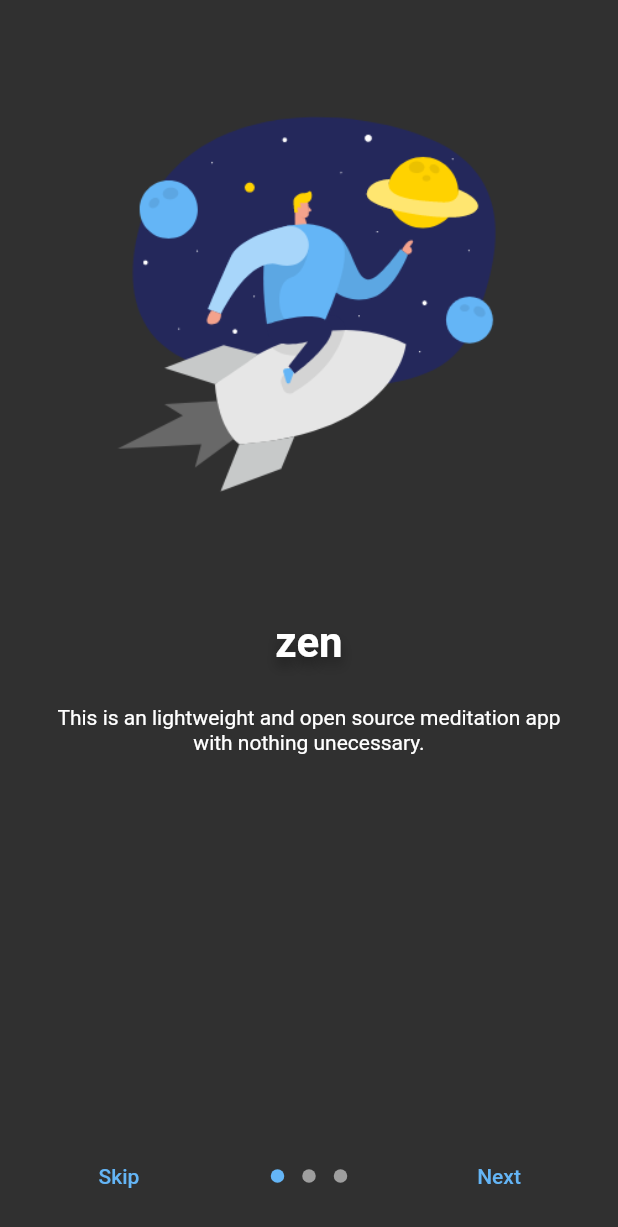
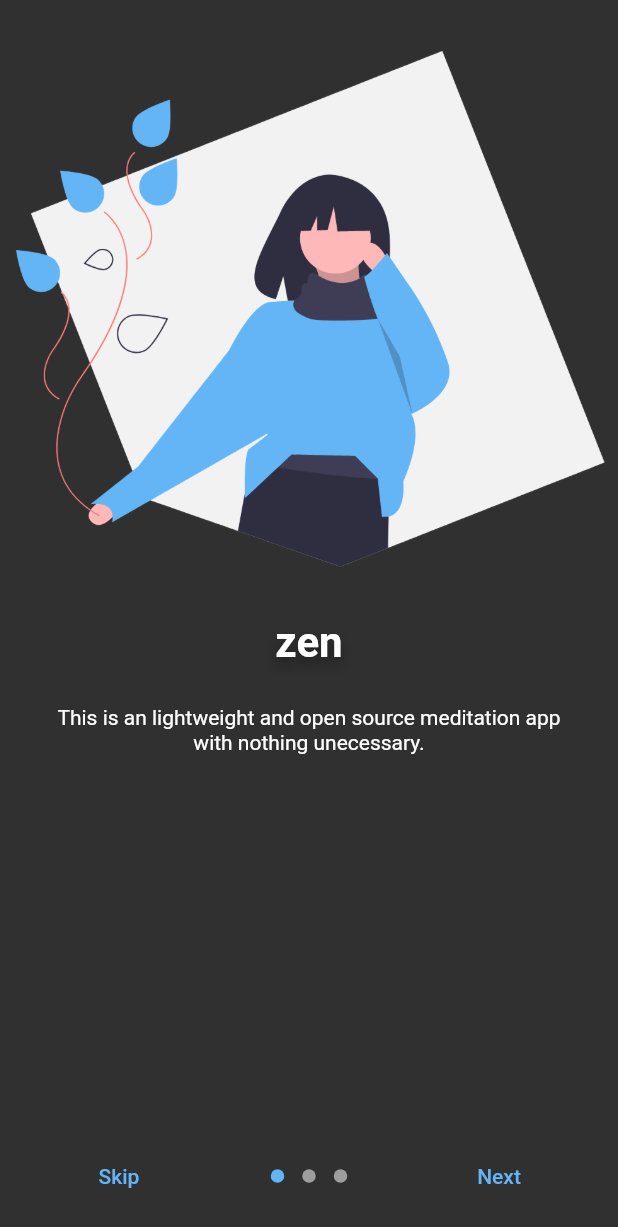
Before and after one commit to Steellow/zen, a Flutter app: the IntroScreen screen opened directly, on a phone screen of 412 x 824 dp. Shown: the top 1227 px of the screen. Run offline on Flutter 3.47's test engine with Material 2 defaults, Android fonts, the light colour scheme and no system bars; drawn by our look-alikes of introduction_screen; our stand-ins replace audioplayers, circular_countdown_timer, confetti, flutter_spinbox, hive_flutter; missing offline and left inert: perfect_volume_control; accounts and stored records are empty.

Commit message:
Add better intro pictures

```diff
--- a/lib/intro_screen/intro_screen.dart
+++ b/lib/intro_screen/intro_screen.dart
@@ -1,6 +1,7 @@
 import 'package:flutter/material.dart';
 import 'package:introduction_screen/introduction_screen.dart';
-import 'package:zen_app/intro_screen/description_text.dart';
+import 'package:zen_app/intro_screen/widgets/description_text.dart';
+import 'package:zen_app/intro_screen/widgets/intro_image.dart';
 import 'package:zen_app/util/styles.dart';
 
 class IntroScreen extends StatelessWidget {
@@ -9,12 +10,17 @@ class IntroScreen extends StatelessWidget {
   @override
   Widget build(BuildContext context) {
     return Scaffold(
+      // backgroundColor: Styles.buttonColor,
       body: SafeArea(
         child: IntroductionScreen(
+          // globalBackgroundColor: Styles.buttonColor,
           rawPages: [
             Column(
               children: [
-                Image.asset('assets/intro-page-1.png'),
+                const IntroImage(
+                  image: 'assets/intro-page-1.png',
+                  padding: 34,
+                ),
                 Text(
                   "zen",
                   style: Styles.titleText,
@@ -27,7 +33,10 @@ class IntroScreen extends StatelessWidget {
             ),
             Column(
               children: [
-                Image.asset('assets/intro-page-2.png'),
+                const IntroImage(
+                  image: 'assets/intro-page-2.png',
+                  padding: 34,
+                ),
                 Text(
                   "Random meditation time",
                   style: Styles.titleText,
@@ -40,7 +49,10 @@ class IntroScreen extends StatelessWidget {
             ),
             Column(
               children: [
-                Image.asset('assets/intro-page-3.png'),
+                const IntroImage(
+                  image: 'assets/intro-page-3.png',
+                  padding: 24,
+                ),
                 Text(
                   "Continue meditation",
                   style: Styles.titleText,
--- /dev/null
+++ b/lib/intro_screen/widgets/intro_image.dart
@@ -0,0 +1,19 @@
+import 'package:flutter/material.dart';
+
+class IntroImage extends StatelessWidget {
+  final String image;
+  final double padding;
+
+  const IntroImage({super.key, required this.image, required this.padding});
+
+  @override
+  Widget build(BuildContext context) {
+    return SizedBox(
+      height: MediaQuery.of(context).size.height / 2,
+      child: Padding(
+        padding: EdgeInsets.symmetric(vertical: padding),
+        child: Image.asset(image),
+      ),
+    );
+  }
+}
--- a/lib/main.dart
+++ b/lib/main.dart
@@ -1,6 +1,6 @@
 import 'package:flutter/material.dart';
 import 'package:hive_flutter/hive_flutter.dart';
-import 'package:zen_app/home_screen/home_screen.dart';
+import 'package:zen_app/intro_screen/intro_screen.dart';
 import 'package:zen_app/util/hive_helper.dart';
 import 'package:zen_app/util/styles.dart';
 
@@ -22,7 +22,7 @@ class MyApp extends StatelessWidget {
       debugShowCheckedModeBanner: false,
       title: 'zen',
       theme: Styles.myThemeData,
-      home: const HomeScreen(),
+      home: const IntroScreen(),
     );
   }
 }
```
Also changed, not shown: assets-original/intro-page-1.svg (added), assets-original/intro-page-2.svg (added), assets-original/intro-page-3.svg (added), assets/intro-page-1.png, assets/intro-page-2.png, assets/intro-page-3.png, lib/intro_screen/widgets/description_text.dart (renamed from lib/intro_screen/description_text.dart), 4 other files.
